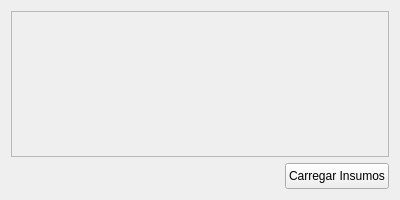
The window that uis/activityInputs.ui (dsgoficial/SAP_Operador) describes before a commit, drawn with Qt 5.
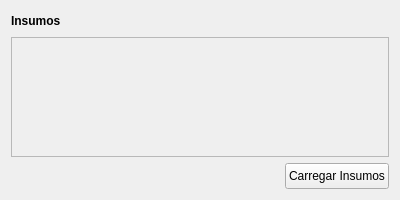
The same window after the commit.

```diff
--- a/uis/activityInputs.ui
+++ b/uis/activityInputs.ui
@@ -33,6 +33,30 @@
   </property>
   <layout class="QGridLayout" name="gridLayout">
    <item row="0" column="0" colspan="2">
+    <layout class="QHBoxLayout" name="horizontalLayout">
+     <item>
+      <widget class="QLabel" name="label">
+       <property name="text">
+        <string>&lt;b&gt;Insumos &lt;/b&gt;</string>
+       </property>
+      </widget>
+     </item>
+     <item>
+      <spacer name="horizontalSpacer_2">
+       <property name="orientation">
+        <enum>Qt::Horizontal</enum>
+       </property>
+       <property name="sizeHint" stdset="0">
+        <size>
+         <width>40</width>
+         <height>20</height>
+        </size>
+       </property>
+      </spacer>
+     </item>
+    </layout>
+   </item>
+   <item row="1" column="0" colspan="2">
     <widget class="QScrollArea" name="scrollArea">
      <property name="widgetResizable">
       <bool>true</bool>
@@ -43,14 +67,14 @@
         <x>0</x>
         <y>0</y>
         <width>380</width>
-        <height>148</height>
+        <height>120</height>
        </rect>
       </property>
       <layout class="QVBoxLayout" name="verticalLayout"/>
      </widget>
     </widget>
    </item>
-   <item row="1" column="0">
+   <item row="2" column="0">
     <spacer name="horizontalSpacer">
      <property name="orientation">
       <enum>Qt::Horizontal</enum>
@@ -63,7 +87,7 @@
      </property>
     </spacer>
    </item>
-   <item row="1" column="1">
+   <item row="2" column="1">
     <widget class="QPushButton" name="loadInputsBtn">
      <property name="sizePolicy">
       <sizepolicy hsizetype="Fixed" vsizetype="Fixed">
```
